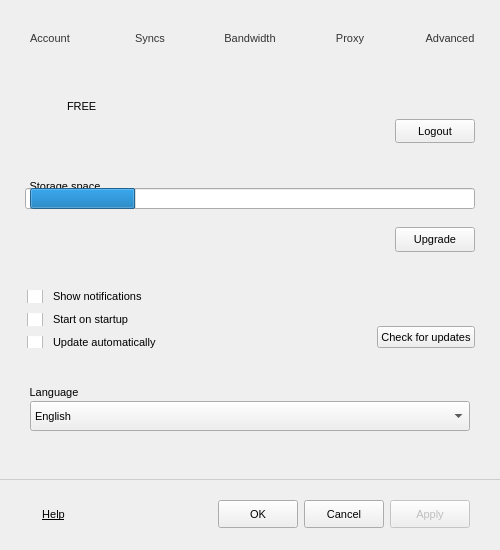
First picture: the form in Source/MEGASync/gui/SettingsDialog.ui, repository meganz/MEGAsync, before the edit.
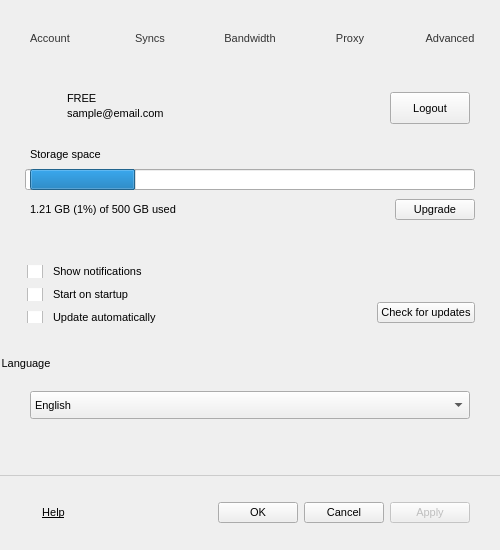
Second picture: the form after the edit. Icons and pictures are not drawn.

Commit message: Alignments for the settings dialog

Patch:
```diff
--- a/Source/MEGASync/gui/SettingsDialog.ui
+++ b/Source/MEGASync/gui/SettingsDialog.ui
@@ -41,13 +41,6 @@
 	border:none;
 }
 
-QGroupBox::title {
-    subcontrol-origin: margin;
-    padding: 0 0 0 -2px;
-	margin-left:30px;
-	margin-top:20px;
-}
-
 QCheckBox::indicator {
      width: 16px;
      height: 16px;
@@ -62,11 +55,6 @@
 height: 16px;
 }
 
-QPushButton
-{
-    min-height: 20px;
-	height: 20px;
-}
 #wTabHeader
 {
 	background-image: url(://images/menu_header.png);
@@ -201,6 +189,11 @@
 border: none;
 }
 
+#lStorageSpace
+{
+padding-left: 2px;
+padding-bottom: 6px;
+}
 </string>
   </property>
   <layout class="QGridLayout" name="gridLayout">
@@ -591,9 +584,15 @@
       <number>0</number>
      </property>
      <widget class="QWidget" name="pAccount">
+      <property name="sizePolicy">
+       <sizepolicy hsizetype="Preferred" vsizetype="Maximum">
+        <horstretch>0</horstretch>
+        <verstretch>0</verstretch>
+       </sizepolicy>
+      </property>
       <property name="minimumSize">
        <size>
-        <width>500</width>
+        <width>0</width>
         <height>0</height>
        </size>
       </property>
@@ -612,10 +611,16 @@
        </property>
        <item>
         <widget class="QGroupBox" name="groupBox_3">
+         <property name="sizePolicy">
+          <sizepolicy hsizetype="Preferred" vsizetype="Maximum">
+           <horstretch>0</horstretch>
+           <verstretch>0</verstretch>
+          </sizepolicy>
+         </property>
          <property name="maximumSize">
           <size>
            <width>16777215</width>
-           <height>80</height>
+           <height>16777215</height>
           </size>
          </property>
          <property name="font">
@@ -632,33 +637,36 @@
          <property name="flat">
           <bool>true</bool>
          </property>
-         <layout class="QHBoxLayout" name="horizontalLayout_3" stretch="0,1">
+         <layout class="QHBoxLayout" name="horizontalLayout_3" stretch="0,0,0">
           <property name="leftMargin">
            <number>29</number>
           </property>
           <property name="topMargin">
-           <number>15</number>
+           <number>7</number>
           </property>
           <property name="rightMargin">
-           <number>25</number>
+           <number>30</number>
           </property>
           <property name="bottomMargin">
-           <number>15</number>
+           <number>0</number>
           </property>
           <item>
            <widget class="QLabel" name="lAccountImage">
             <property name="minimumSize">
              <size>
               <width>32</width>
-              <height>34</height>
+              <height>32</height>
              </size>
             </property>
             <property name="maximumSize">
              <size>
               <width>32</width>
-              <height>34</height>
+              <height>32</height>
              </size>
             </property>
+            <property name="styleSheet">
+             <string notr="true"/>
+            </property>
             <property name="text">
              <string notr="true">&lt;img src=&quot;:/images/Free.png&quot;/&gt;</string>
             </property>
@@ -672,24 +680,48 @@
           </item>
           <item>
            <widget class="QWidget" name="wDetails" native="true">
+            <property name="sizePolicy">
+             <sizepolicy hsizetype="Preferred" vsizetype="Maximum">
+              <horstretch>0</horstretch>
+              <verstretch>0</verstretch>
+             </sizepolicy>
+            </property>
+            <property name="minimumSize">
+             <size>
+              <width>0</width>
+              <height>33</height>
+             </size>
+            </property>
+            <property name="maximumSize">
+             <size>
+              <width>16777215</width>
+              <height>33</height>
+             </size>
+            </property>
             <layout class="QVBoxLayout" name="verticalLayout_6">
              <property name="spacing">
-              <number>1</number>
+              <number>0</number>
              </property>
              <property name="leftMargin">
               <number>0</number>
              </property>
              <property name="topMargin">
-              <number>1</number>
+              <number>0</number>
              </property>
              <property name="rightMargin">
               <number>0</number>
              </property>
              <property name="bottomMargin">
-              <number>0</number>
+              <number>3</number>
              </property>
              <item>
               <widget class="QWidget" name="wAccountDetails" native="true">
+               <property name="sizePolicy">
+                <sizepolicy hsizetype="Preferred" vsizetype="Maximum">
+                 <horstretch>0</horstretch>
+                 <verstretch>0</verstretch>
+                </sizepolicy>
+               </property>
                <property name="minimumSize">
                 <size>
                  <width>0</width>
@@ -704,7 +736,7 @@
                  <number>0</number>
                 </property>
                 <property name="topMargin">
-                 <number>1</number>
+                 <number>0</number>
                 </property>
                 <property name="rightMargin">
                  <number>0</number>
@@ -714,6 +746,12 @@
                 </property>
                 <item>
                  <widget class="QLabel" name="lAccountType">
+                  <property name="sizePolicy">
+                   <sizepolicy hsizetype="Preferred" vsizetype="Maximum">
+                    <horstretch>0</horstretch>
+                    <verstretch>0</verstretch>
+                   </sizepolicy>
+                  </property>
                   <property name="text">
                    <string>FREE</string>
                   </property>
@@ -724,6 +762,12 @@
              </item>
              <item>
               <widget class="QWidget" name="widget_10" native="true">
+               <property name="sizePolicy">
+                <sizepolicy hsizetype="Preferred" vsizetype="Maximum">
+                 <horstretch>0</horstretch>
+                 <verstretch>0</verstretch>
+                </sizepolicy>
+               </property>
                <property name="styleSheet">
                 <string notr="true"/>
                </property>
@@ -745,6 +789,12 @@
                 </property>
                 <item>
                  <widget class="QLabel" name="lEmail">
+                  <property name="sizePolicy">
+                   <sizepolicy hsizetype="Preferred" vsizetype="Maximum">
+                    <horstretch>0</horstretch>
+                    <verstretch>0</verstretch>
+                   </sizepolicy>
+                  </property>
                   <property name="minimumSize">
                    <size>
                     <width>0</width>
@@ -752,7 +802,7 @@
                    </size>
                   </property>
                   <property name="text">
-                   <string/>
+                   <string notr="true">sample@email.com</string>
                   </property>
                  </widget>
                 </item>
@@ -769,37 +819,43 @@
                   </property>
                  </spacer>
                 </item>
-                <item>
-                 <widget class="QPushButton" name="bUnlink">
-                  <property name="sizePolicy">
-                   <sizepolicy hsizetype="Preferred" vsizetype="Preferred">
-                    <horstretch>0</horstretch>
-                    <verstretch>0</verstretch>
-                   </sizepolicy>
-                  </property>
-                  <property name="maximumSize">
-                   <size>
-                    <width>16777215</width>
-                    <height>24</height>
-                   </size>
-                  </property>
-                  <property name="styleSheet">
-                   <string notr="true"/>
-                  </property>
-                  <property name="text">
-                   <string>Logout</string>
-                  </property>
-                  <property name="default">
-                   <bool>false</bool>
-                  </property>
-                 </widget>
-                </item>
                </layout>
               </widget>
              </item>
             </layout>
            </widget>
           </item>
+          <item>
+           <widget class="QPushButton" name="bUnlink">
+            <property name="sizePolicy">
+             <sizepolicy hsizetype="Preferred" vsizetype="Preferred">
+              <horstretch>0</horstretch>
+              <verstretch>0</verstretch>
+             </sizepolicy>
+            </property>
+            <property name="minimumSize">
+             <size>
+              <width>0</width>
+              <height>0</height>
+             </size>
+            </property>
+            <property name="maximumSize">
+             <size>
+              <width>16777215</width>
+              <height>32</height>
+             </size>
+            </property>
+            <property name="styleSheet">
+             <string notr="true"/>
+            </property>
+            <property name="text">
+             <string>Logout</string>
+            </property>
+            <property name="default">
+             <bool>false</bool>
+            </property>
+           </widget>
+          </item>
          </layout>
         </widget>
        </item>
@@ -832,37 +888,46 @@
          <property name="pixmap">
           <pixmap resource="Resources.qrc">:/images/separator line.png</pixmap>
          </property>
+         <property name="alignment">
+          <set>Qt::AlignLeading|Qt::AlignLeft|Qt::AlignTop</set>
+         </property>
          <property name="margin">
           <number>0</number>
          </property>
         </widget>
        </item>
        <item>
-        <widget class="QGroupBox" name="groupBox_4">
+        <widget class="QGroupBox" name="gStorageSpace">
+         <property name="sizePolicy">
+          <sizepolicy hsizetype="Preferred" vsizetype="Maximum">
+           <horstretch>0</horstretch>
+           <verstretch>0</verstretch>
+          </sizepolicy>
+         </property>
          <property name="maximumSize">
           <size>
            <width>16777215</width>
-           <height>200</height>
+           <height>16777215</height>
           </size>
          </property>
          <property name="styleSheet">
           <string notr="true"/>
          </property>
          <property name="title">
-          <string>Storage space</string>
+          <string/>
          </property>
          <property name="flat">
           <bool>true</bool>
          </property>
          <layout class="QVBoxLayout" name="verticalLayout_7">
           <property name="spacing">
-           <number>0</number>
+           <number>2</number>
           </property>
           <property name="leftMargin">
            <number>25</number>
           </property>
           <property name="topMargin">
-           <number>10</number>
+           <number>7</number>
           </property>
           <property name="rightMargin">
            <number>25</number>
@@ -870,8 +935,30 @@
           <property name="bottomMargin">
            <number>0</number>
           </property>
+          <item>
+           <widget class="QLabel" name="lStorageSpace">
+            <property name="sizePolicy">
+             <sizepolicy hsizetype="Preferred" vsizetype="Maximum">
+              <horstretch>0</horstretch>
+              <verstretch>0</verstretch>
+             </sizepolicy>
+            </property>
+            <property name="styleSheet">
+             <string notr="true"/>
+            </property>
+            <property name="text">
+             <string>Storage space</string>
+            </property>
+           </widget>
+          </item>
           <item>
            <widget class="QProgressBar" name="pStorage">
+            <property name="minimumSize">
+             <size>
+              <width>0</width>
+              <height>0</height>
+             </size>
+            </property>
             <property name="styleSheet">
              <string notr="true"/>
             </property>
@@ -885,10 +972,22 @@
           </item>
           <item>
            <widget class="QWidget" name="widget_3" native="true">
+            <property name="sizePolicy">
+             <sizepolicy hsizetype="Preferred" vsizetype="Maximum">
+              <horstretch>0</horstretch>
+              <verstretch>0</verstretch>
+             </sizepolicy>
+            </property>
+            <property name="minimumSize">
+             <size>
+              <width>0</width>
+              <height>0</height>
+             </size>
+            </property>
             <property name="maximumSize">
              <size>
               <width>16777215</width>
-              <height>25</height>
+              <height>16777215</height>
              </size>
             </property>
             <layout class="QHBoxLayout" name="horizontalLayout_5">
@@ -899,16 +998,22 @@
               <number>0</number>
              </property>
              <property name="topMargin">
-              <number>0</number>
+              <number>7</number>
              </property>
              <property name="rightMargin">
               <number>0</number>
              </property>
              <property name="bottomMargin">
-              <number>0</number>
+              <number>12</number>
              </property>
              <item>
               <widget class="QLabel" name="lStorage">
+               <property name="sizePolicy">
+                <sizepolicy hsizetype="Preferred" vsizetype="Maximum">
+                 <horstretch>0</horstretch>
+                 <verstretch>0</verstretch>
+                </sizepolicy>
+               </property>
                <property name="minimumSize">
                 <size>
                  <width>0</width>
@@ -916,7 +1021,7 @@
                 </size>
                </property>
                <property name="text">
-                <string/>
+                <string notr="true">1.21 GB (1%) of 500 GB used</string>
                </property>
               </widget>
              </item>
@@ -925,16 +1030,25 @@
                <property name="orientation">
                 <enum>Qt::Horizontal</enum>
                </property>
+               <property name="sizeType">
+                <enum>QSizePolicy::Expanding</enum>
+               </property>
                <property name="sizeHint" stdset="0">
                 <size>
-                 <width>40</width>
-                 <height>23</height>
+                 <width>32</width>
+                 <height>0</height>
                 </size>
                </property>
               </spacer>
              </item>
              <item>
               <widget class="QPushButton" name="bUpgrade">
+               <property name="minimumSize">
+                <size>
+                 <width>0</width>
+                 <height>0</height>
+                </size>
+               </property>
                <property name="text">
                 <string>Upgrade</string>
                </property>
@@ -1139,7 +1253,7 @@
                   <property name="maximumSize">
                    <size>
                     <width>16777215</width>
-                    <height>26</height>
+                    <height>32</height>
                    </size>
                   </property>
                   <layout class="QHBoxLayout" name="horizontalLayout_13">
@@ -1176,6 +1290,12 @@
                        <verstretch>0</verstretch>
                       </sizepolicy>
                      </property>
+                     <property name="minimumSize">
+                      <size>
+                       <width>0</width>
+                       <height>0</height>
+                      </size>
+                     </property>
                      <property name="text">
                       <string>Check for updates</string>
                      </property>
@@ -1272,13 +1392,13 @@
             <property name="minimumSize">
              <size>
               <width>0</width>
-              <height>20</height>
+              <height>28</height>
              </size>
             </property>
             <property name="maximumSize">
              <size>
               <width>16777215</width>
-              <height>30</height>
+              <height>28</height>
              </size>
             </property>
             <item>
```
Left out of the diff: 8 changed lines with no effect on the pictures.
